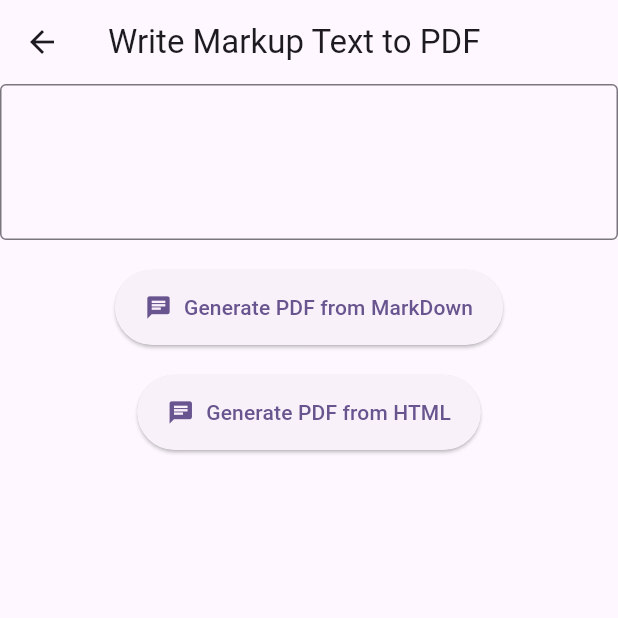
After one commit to EngMahmoudMagdy/pdf_generator_app, a Flutter app: the screen it shows after launch, after a tap on "Write Text to PDF", on a phone screen of 412 x 824 dp, the top half of it. The commit adds this screen. Run offline on Flutter 3.47's test engine with Material 3 defaults, Android fonts, the phone set to English and light mode, and no system bars; our stand-ins replace open_file, permission_handler; missing offline and left inert: flutter_html_to_pdf, htmltopdfwidgets.

Commit message:
markdown changes

```diff
--- a/lib/home_page.dart
+++ b/lib/home_page.dart
@@ -1,5 +1,8 @@
 import 'dart:io';
+
 import 'package:flutter/material.dart';
+import 'package:pdf_generator_app/write_text_page.dart';
+
 import 'services/pdf_service.dart';
 
 class HomePage extends StatefulWidget {
@@ -111,6 +114,22 @@ class _HomePageState extends State<HomePage> {
                     ),
                   ),
                 ),
+              const SizedBox(height: 20,),
+              ElevatedButton.icon(
+                onPressed: () => {
+                  Navigator.of(context).push(MaterialPageRoute(
+                    builder: (context) => const WriteTextPage(),
+                  ))
+                },
+                icon: const Icon(Icons.edit),
+                label: const Text('Write Text to PDF'),
+                style: ElevatedButton.styleFrom(
+                  padding: const EdgeInsets.symmetric(
+                    horizontal: 20,
+                    vertical: 15,
+                  ),
+                ),
+              ),
             ],
           ),
         ),
--- a/lib/services/pdf_service.dart
+++ b/lib/services/pdf_service.dart
@@ -1,6 +1,7 @@
 import 'dart:io';
 import 'package:flutter/services.dart';
 import 'package:flutter_html_to_pdf/flutter_html_to_pdf.dart';
+import 'package:htmltopdfwidgets/htmltopdfwidgets.dart';
 import 'package:path_provider/path_provider.dart';
 import 'package:permission_handler/permission_handler.dart';
 import 'package:open_file/open_file.dart';
@@ -165,4 +166,29 @@ class PdfService {
     </html>
     ''';
   }
+
+  void generatePdfFromMarkDown(String text, String s) async{
+    var filePath = 'test/{$s}.pdf';
+    var file = File(filePath);
+    final newpdf = Document();
+    List<Widget> widgets = await HTMLToPdf().convertMarkdown(text);
+    newpdf.addPage(MultiPage(
+        maxPages: 200,
+        build: (context) {
+          return widgets;
+        }));
+    await file.writeAsBytes(await newpdf.save());
+  }
+  void generatePdfFromHTMLText(String text, String s) async{
+    var filePath = 'test/{$s}.pdf';
+    var file = File(filePath);
+    final newpdf = Document();
+    List<Widget> widgets = await HTMLToPdf().convert(text);
+    newpdf.addPage(MultiPage(
+        maxPages: 200,
+        build: (context) {
+          return widgets;
+        }));
+    await file.writeAsBytes(await newpdf.save());
+  }
 }
--- /dev/null
+++ b/lib/write_text_page.dart
@@ -0,0 +1,86 @@
+import 'package:flutter/material.dart';
+import 'package:pdf_generator_app/services/pdf_service.dart';
+
+class WriteTextPage extends StatefulWidget {
+  const WriteTextPage({super.key});
+
+  @override
+  State<WriteTextPage> createState() => _WriteTextPageState();
+}
+
+class _WriteTextPageState extends State<WriteTextPage> {
+  final PdfService _pdfService = PdfService();
+
+  var textEditingController = TextEditingController();
+
+  @override
+  Widget build(BuildContext context) {
+    return Scaffold(
+      appBar: AppBar(
+        title: const Text('Write Markup Text to PDF'),
+      ),
+      body: SingleChildScrollView(
+        child: Column(
+          children: [
+            TextFormField(
+              controller: textEditingController,
+              minLines: 3,
+              maxLines: 2000,
+              keyboardType: TextInputType.multiline,
+              textInputAction: TextInputAction.newline,
+              decoration: const InputDecoration(
+                border: OutlineInputBorder(
+                  borderSide: BorderSide(
+                    color: Colors.black,
+                  ),
+                ),
+              ),
+            ),
+            const SizedBox(
+              height: 20,
+            ),
+            ElevatedButton.icon(
+              onPressed: generateMarkdownFile,
+              icon: const Icon(Icons.chat),
+              label: const Text('Generate PDF from MarkDown'),
+              style: ElevatedButton.styleFrom(
+                padding: const EdgeInsets.symmetric(
+                  horizontal: 20,
+                  vertical: 15,
+                ),
+              ),
+            ),
+            const SizedBox(
+              height: 20,
+            ),
+            ElevatedButton.icon(
+              onPressed: generateHTMLFile,
+              icon: const Icon(Icons.chat),
+              label: const Text('Generate PDF from HTML'),
+              style: ElevatedButton.styleFrom(
+                padding: const EdgeInsets.symmetric(
+                  horizontal: 20,
+                  vertical: 15,
+                ),
+              ),
+            ),
+          ],
+        ),
+      ),
+    );
+  }
+
+  void generateMarkdownFile() {
+    if (textEditingController.text.isNotEmpty) {
+      _pdfService.generatePdfFromMarkDown(
+          textEditingController.text, 'html_pdf');
+    }
+  }
+
+  void generateHTMLFile() {
+    if (textEditingController.text.isNotEmpty) {
+      _pdfService.generatePdfFromHTMLText(
+          textEditingController.text, 'html_pdf');
+    }
+  }
+}
--- a/pubspec.yaml
+++ b/pubspec.yaml
@@ -14,6 +14,7 @@ dependencies:
   printing: ^5.11.0
   path_provider: ^2.1.0
   flutter_html_to_pdf: ^0.7.0
+  htmltopdfwidgets: ^1.0.9
   permission_handler: ^10.4.3
   open_file: ^3.3.2
 
```
Also changed, not shown: pubspec.lock.
